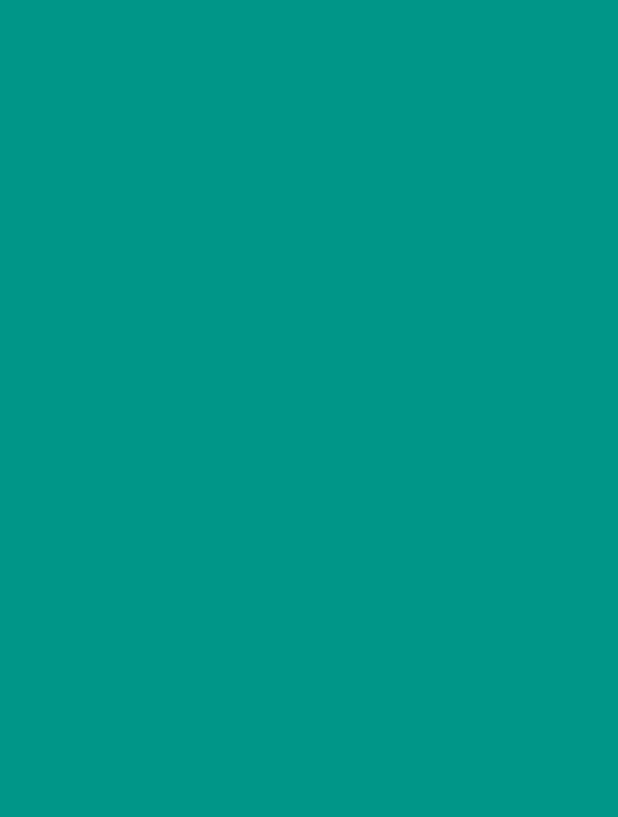
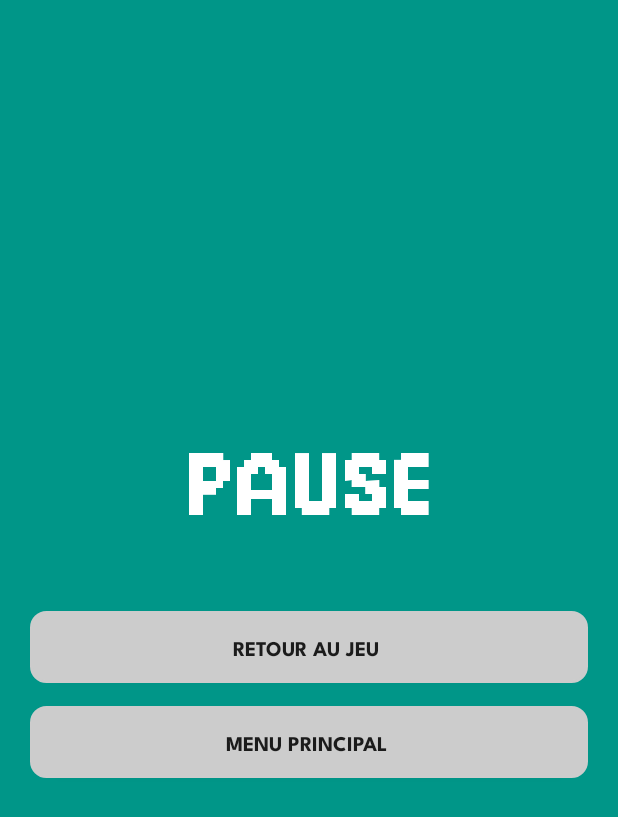
Before and after one commit to Ayduria/GamersGuess, an Android app: the PauseMenuActivity screen opened directly, with no data from a screen before it, on a phone screen of 412 x 824 dp. Before the commit the part shown is empty. Shown: the top 817 px of the screen. Run offline under Robolectric (Android 15) with nearby library versions, the phone set to English and light mode, and no system bars.

Commit message:
add pause menu layout + fix leaderboard layout

```diff
--- a/app/src/main/res/layout/activity_leaderboard.xml
+++ b/app/src/main/res/layout/activity_leaderboard.xml
@@ -9,14 +9,15 @@
         android:layout_width="match_parent"
         android:layout_height="wrap_content"
         android:text="Leaderboard"
-        android:textAlignment="center"/>
+        android:textAlignment="center"
+        style="@style/Theme.GamersGuess.activityHeader"/>
 
     <GridLayout
         android:layout_width="wrap_content"
         android:layout_height="wrap_content"
         android:rowCount="5"
         android:columnCount="2"
-        />
+        >
 
     <TextView
         android:id="@+id/leaderboardPlayer1"
@@ -74,6 +75,7 @@
         android:layout_width="wrap_content"
         android:layout_height="wrap_content"
         android:text="@string/leaderboardScore5"/>
+    </GridLayout>
 
 
 </LinearLayout>
--- a/app/src/main/res/layout/activity_pausemenu.xml
+++ b/app/src/main/res/layout/activity_pausemenu.xml
@@ -1,7 +1,36 @@
 <?xml version="1.0" encoding="utf-8"?>
-<LinearLayout xmlns:android="http://schemas.android.com/apk/res/android"
+<LinearLayout
+    xmlns:android="http://schemas.android.com/apk/res/android"
+    android:layout_height="match_parent"
+    android:layout_width="match_parent"
     android:orientation="vertical"
-    android:layout_width="match_parent"
-    android:layout_height="match_parent">
+    android:padding="20dp"
+    android:gravity="center">
+
+    <TextView
+        android:id="@+id/game_name"
+        style="@style/Theme.GamersGuess.gameName"
+        android:gravity="center"
+        android:layout_width="wrap_content"
+        android:layout_height="wrap_content"
+        android:layout_marginBottom="50dp"
+        android:text="@string/pause_menu" />
+
+    <Button
+        android:id="@+id/back_to_game"
+        android:layout_width="match_parent"
+        android:layout_height="wrap_content"
+        android:layout_marginBottom="15dp"
+        android:background="@drawable/bg_rounded"
+        android:text="Retour au jeu "/>
+
+    <Button
+        android:id="@+id/back_to_main_menu"
+        android:layout_width="match_parent"
+        android:layout_height="wrap_content"
+        android:layout_marginBottom="15dp"
+        android:background="@drawable/bg_rounded"
+        android:text="Menu Principal "/>
+
 
 </LinearLayout>
--- a/app/src/main/res/values/strings.xml
+++ b/app/src/main/res/values/strings.xml
@@ -6,6 +6,7 @@
     // string textview
     <string name="difficulty_textview">CHOISISSEZ VOTRE DIFFICULTÉ</string>
     <string name="leaderboard_title">Leaderboard </string>
+    <string name="pause_menu">PAUSE</string>
 
     <string name="leaderboardPlayer1">Joueur 1 </string>
     <string name="leaderboardPlayer2">Joueur 2 </string>
```
Also changed, not shown: app/src/main/java/uqac/dim/gamersguess/QuizActivity.java (+4 -5 lines), app/src/main/res/layout/activity_quiz.xml (+8 -0 lines).
